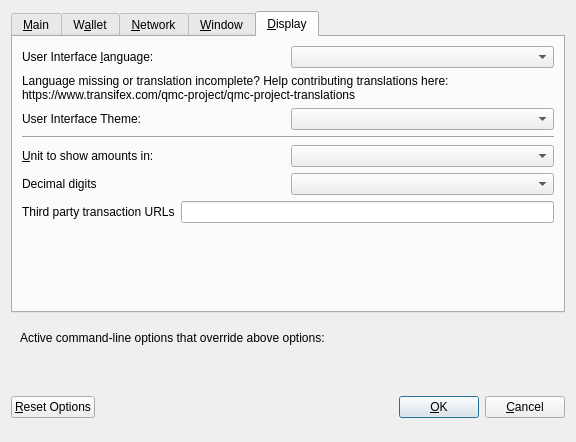
This is src/qt/forms/optionsdialog.ui in project-qmc/QMC as Qt 5 draws it before an edit. The edited form follows.
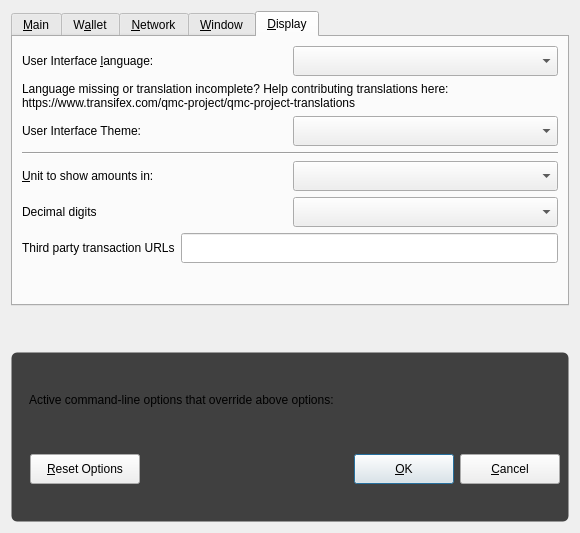
This is the edited form. The open tabs and pages were chosen to show the change. Custom widgets are drawn as their Qt base class.

```diff
--- a/src/qt/forms/optionsdialog.ui
+++ b/src/qt/forms/optionsdialog.ui
@@ -6,17 +6,28 @@
    <rect>
     <x>0</x>
     <y>0</y>
-    <width>576</width>
-    <height>442</height>
+    <width>580</width>
+    <height>533</height>
    </rect>
   </property>
   <property name="windowTitle">
    <string>Options</string>
   </property>
+  <property name="styleSheet">
+   <string notr="true">QWidget#wid1
+{
+	background: #404040;
+	border: 1px solid transparent;
+	border-radius: 6px;
+	color: #FFFFFFF;
+}</string>
+  </property>
   <property name="modal">
    <bool>true</bool>
   </property>
-  <layout class="QVBoxLayout" name="verticalLayout">
+  <layout class="QGridLayout" name="gridLayout">
+   <item row="0" column="0">
+    <layout class="QVBoxLayout" name="verticalLayout_4">
    <item>
     <widget class="QTabWidget" name="tabWidget">
      <property name="currentIndex">
@@ -450,6 +461,18 @@
          </item>
          <item>
           <widget class="QValueComboBox" name="lang">
+             <property name="minimumSize">
+              <size>
+               <width>0</width>
+               <height>30</height>
+              </size>
+             </property>
+             <property name="maximumSize">
+              <size>
+               <width>16777215</width>
+               <height>30</height>
+              </size>
+             </property>
            <property name="toolTip">
             <string>The user interface language can be set here. This setting will take effect after restarting QMC.</string>
            </property>
@@ -496,7 +519,20 @@
           </widget>
          </item>
          <item>
-          <widget class="QValueComboBox" name="theme"/>
+            <widget class="QValueComboBox" name="theme">
+             <property name="minimumSize">
+              <size>
+               <width>0</width>
+               <height>30</height>
+              </size>
+             </property>
+             <property name="maximumSize">
+              <size>
+               <width>16777215</width>
+               <height>30</height>
+              </size>
+             </property>
+            </widget>
          </item>
         </layout>
        </item>
@@ -524,6 +560,18 @@
          </item>
          <item>
           <widget class="QValueComboBox" name="unit">
+             <property name="minimumSize">
+              <size>
+               <width>0</width>
+               <height>30</height>
+              </size>
+             </property>
+             <property name="maximumSize">
+              <size>
+               <width>16777215</width>
+               <height>30</height>
+              </size>
+             </property>
            <property name="toolTip">
             <string>Choose the default subdivision unit to show in the interface and when sending coins.</string>
            </property>
@@ -541,7 +589,20 @@
           </widget>
          </item>
          <item>
-          <widget class="QValueComboBox" name="digits"/>
+            <widget class="QValueComboBox" name="digits">
+             <property name="minimumSize">
+              <size>
+               <width>0</width>
+               <height>30</height>
+              </size>
+             </property>
+             <property name="maximumSize">
+              <size>
+               <width>16777215</width>
+               <height>30</height>
+              </size>
+             </property>
+            </widget>
          </item>
         </layout>
        </item>
@@ -562,6 +623,18 @@
          </item>
          <item>
           <widget class="QLineEdit" name="thirdPartyTxUrls">
+             <property name="minimumSize">
+              <size>
+               <width>0</width>
+               <height>30</height>
+              </size>
+             </property>
+             <property name="maximumSize">
+              <size>
+               <width>16777215</width>
+               <height>30</height>
+              </size>
+             </property>
            <property name="toolTip">
             <string>Third party URLs (e.g. a block explorer) that appear in the transactions tab as context menu items. %s in the URL is replaced by transaction hash. Multiple URLs are separated by vertical bar |.</string>
            </property>
@@ -587,6 +660,41 @@
     </widget>
    </item>
    <item>
+      <spacer name="verticalSpacer_4">
+       <property name="orientation">
+        <enum>Qt::Vertical</enum>
+       </property>
+       <property name="sizeType">
+        <enum>QSizePolicy::Fixed</enum>
+       </property>
+       <property name="sizeHint" stdset="0">
+        <size>
+         <width>20</width>
+         <height>40</height>
+        </size>
+       </property>
+      </spacer>
+     </item>
+     <item>
+      <widget class="QWidget" name="wid1" native="true">
+       <layout class="QVBoxLayout" name="verticalLayout_5">
+        <item>
+         <spacer name="verticalSpacer_5">
+          <property name="orientation">
+           <enum>Qt::Vertical</enum>
+          </property>
+          <property name="sizeType">
+           <enum>QSizePolicy::Fixed</enum>
+          </property>
+          <property name="sizeHint" stdset="0">
+           <size>
+            <width>20</width>
+            <height>20</height>
+           </size>
+          </property>
+         </spacer>
+        </item>
+        <item>
     <widget class="QFrame" name="frame">
      <layout class="QVBoxLayout" name="verticalLayout_Bottom">
       <item>
@@ -634,8 +742,36 @@
    </item>
    <item>
     <layout class="QHBoxLayout" name="horizontalLayout_Buttons">
+          <item>
+           <spacer name="horizontalSpacer">
+            <property name="orientation">
+             <enum>Qt::Horizontal</enum>
+            </property>
+            <property name="sizeType">
+             <enum>QSizePolicy::Fixed</enum>
+            </property>
+            <property name="sizeHint" stdset="0">
+             <size>
+              <width>10</width>
+              <height>20</height>
+             </size>
+            </property>
+           </spacer>
+          </item>
      <item>
       <widget class="QPushButton" name="resetButton">
+            <property name="minimumSize">
+             <size>
+              <width>110</width>
+              <height>30</height>
+             </size>
+            </property>
+            <property name="maximumSize">
+             <size>
+              <width>110</width>
+              <height>30</height>
+             </size>
+            </property>
        <property name="toolTip">
         <string>Reset all client options to default.</string>
        </property>
@@ -700,6 +836,18 @@
      </item>
      <item>
       <widget class="QPushButton" name="okButton">
+            <property name="minimumSize">
+             <size>
+              <width>100</width>
+              <height>30</height>
+             </size>
+            </property>
+            <property name="maximumSize">
+             <size>
+              <width>100</width>
+              <height>30</height>
+             </size>
+            </property>
        <property name="text">
         <string>&amp;OK</string>
        </property>
@@ -713,12 +861,45 @@
      </item>
      <item>
       <widget class="QPushButton" name="cancelButton">
+            <property name="minimumSize">
+             <size>
+              <width>100</width>
+              <height>30</height>
+             </size>
+            </property>
+            <property name="maximumSize">
+             <size>
+              <width>100</width>
+              <height>30</height>
+             </size>
+            </property>
        <property name="text">
         <string>&amp;Cancel</string>
        </property>
        <property name="autoDefault">
         <bool>false</bool>
        </property>
+           </widget>
+          </item>
+         </layout>
+        </item>
+        <item>
+         <spacer name="verticalSpacer_6">
+          <property name="orientation">
+           <enum>Qt::Vertical</enum>
+          </property>
+          <property name="sizeType">
+           <enum>QSizePolicy::Fixed</enum>
+          </property>
+          <property name="sizeHint" stdset="0">
+           <size>
+            <width>20</width>
+            <height>20</height>
+           </size>
+          </property>
+         </spacer>
+        </item>
+       </layout>
       </widget>
      </item>
     </layout>
```
Left out of the diff: 59 changed lines with no effect on the pictures. Lines whose indentation alone changed are shown as unchanged.
